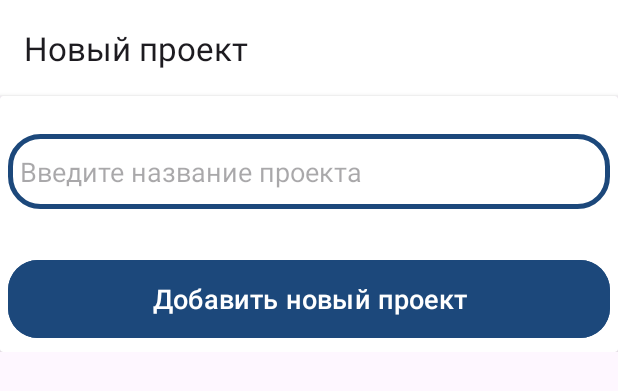
After one commit to AleksandrNikolaev02/IGenerationMobile, an Android app: the layout activity_create_project.xml on its own in the app's theme, with its tools: preview values and no code run, on a phone screen of 412 x 824 dp. The commit adds this screen. Shown: the top 391 px of the screen. Run offline under Robolectric (Android 15) with nearby library versions, the phone set to English and light mode, and no system bars.

Commit message:
Добавил возможность создания проекта

```diff
--- a/app/src/main/java/com/example/igenerationmobile/interfaces/ApiService.java
+++ b/app/src/main/java/com/example/igenerationmobile/interfaces/ApiService.java
@@ -3,7 +3,9 @@ package com.example.igenerationmobile.interfaces;
 import com.example.igenerationmobile.dto.FieldDto;
 import com.example.igenerationmobile.dto.ModeDto;
 import com.example.igenerationmobile.dto.UserDto;
+import com.example.igenerationmobile.dto.CreateProjectDto;
 import com.example.igenerationmobile.model.Field;
+import com.example.igenerationmobile.model.InfoProject;
 import com.example.igenerationmobile.model.Login;
 import com.example.igenerationmobile.model.Token;
 import com.example.igenerationmobile.model.User;
@@ -28,4 +30,7 @@ public interface ApiService {
 
     @POST("login")
     Call<Token> login(@Body Login loginDto);
+
+    @POST("projects/add-project")
+    Call<InfoProject> addProject(@Header("Authorization") String token, @Body CreateProjectDto createProjectDto);
 }
--- /dev/null
+++ b/app/src/main/res/drawable/add_project.xml
@@ -0,0 +1,5 @@
+<vector android:height="24dp" android:tint="#000000"
+    android:viewportHeight="24" android:viewportWidth="24"
+    android:width="24dp" xmlns:android="http://schemas.android.com/apk/res/android">
+    <path android:fillColor="@android:color/white" android:pathData="M19,13h-6v6h-2v-6H5v-2h6V5h2v6h6v2z"/>
+</vector>
--- /dev/null
+++ b/app/src/main/res/layout/activity_create_project.xml
@@ -0,0 +1,67 @@
+<?xml version="1.0" encoding="utf-8"?>
+<androidx.core.widget.NestedScrollView xmlns:android="http://schemas.android.com/apk/res/android"
+    xmlns:app="http://schemas.android.com/apk/res-auto"
+
+    xmlns:tools="http://schemas.android.com/tools"
+    android:layout_width="match_parent"
+    android:layout_height="match_parent"
+    tools:context=".pages.CreateProject">
+
+
+    <LinearLayout
+        android:id="@+id/container"
+        android:layout_width="match_parent"
+        android:layout_height="match_parent"
+        android:orientation="vertical">
+
+        <androidx.appcompat.widget.Toolbar
+            android:id="@+id/toolbar"
+            android:layout_width="match_parent"
+            android:layout_height="?attr/actionBarSize"
+            app:title="@string/new_project"
+            android:background="@color/white"
+            app:popupTheme="@style/AppTheme.PopupOverlay" />
+
+        <androidx.cardview.widget.CardView
+            android:layout_width="match_parent"
+            android:layout_height="match_parent">
+
+            <LinearLayout
+                android:layout_width="match_parent"
+                android:layout_height="wrap_content"
+                android:orientation="vertical"
+                android:layout_gravity="center_horizontal"
+                android:padding="5dp">
+
+                <EditText
+                    android:layout_width="match_parent"
+                    android:layout_height="50dp"
+                    android:id="@+id/name_project"
+                    android:background="@drawable/custom_edittext"
+                    android:drawablePadding="8dp"
+                    android:hint="Введите название проекта"
+                    android:padding="8dp"
+                    android:textColor="@color/black"
+                    android:textColorHighlight="@color/cardview_dark_background"
+                    android:layout_marginTop="20dp"
+                    android:autofillHints=""
+                    android:inputType="text" />
+
+                <Button
+                    android:layout_width="match_parent"
+                    android:layout_height="60dp"
+                    android:id="@+id/add"
+                    android:text="Добавить новый проект"
+                    android:textSize="18sp"
+                    android:layout_marginTop="30dp"
+                    android:backgroundTint="@color/IGNColorBackground"
+                    app:cornerRadius = "20dp"/>
+
+            </LinearLayout>
+
+        </androidx.cardview.widget.CardView>
+
+    </LinearLayout>
+
+
+</androidx.core.widget.NestedScrollView>
--- a/app/src/main/res/layout/activity_your_projects.xml
+++ b/app/src/main/res/layout/activity_your_projects.xml
@@ -20,7 +20,7 @@
             android:layout_height="?attr/actionBarSize"
             app:title="@string/projects"
             android:background="@color/white"
-
+            app:menu="@menu/main_menu"
             app:popupTheme="@style/AppTheme.PopupOverlay" />
 
         <androidx.cardview.widget.CardView
--- a/app/src/main/res/values/strings.xml
+++ b/app/src/main/res/values/strings.xml
@@ -91,4 +91,8 @@
         <item>По рейтингу</item>
     </string-array>
 
+    <string name="new_project">Новый проект</string>
+
+    <string name="empty_name_project">Название проекта не может быть пустым!</string>
+
 </resources>
```
Also changed, not shown: app/src/main/AndroidManifest.xml (+20 -16 lines), app/src/main/java/com/example/igenerationmobile/dto/CreateProjectDto.java (added, +37 -0 lines), app/src/main/java/com/example/igenerationmobile/fragments/myProject/EmptyProject.java (+18 -2 lines), app/src/main/java/com/example/igenerationmobile/model/InfoProject.java (added, +17 -0 lines), app/src/main/java/com/example/igenerationmobile/pages/CreateProject.java (added, +113 -0 lines), app/src/main/java/com/example/igenerationmobile/pages/YourProjects.java (+44 -1 lines), app/src/main/res/menu/main_menu.xml (added, +8 -0 lines).
